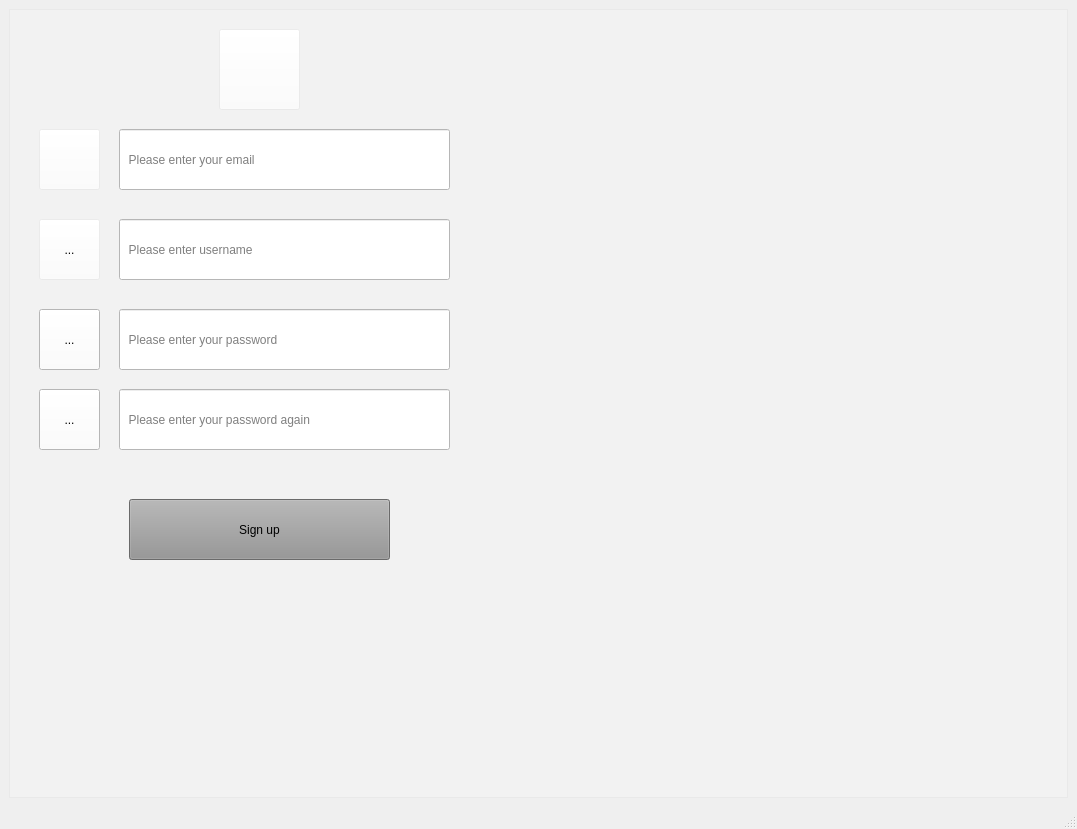
marina1518/faith, file signup1.ui: the form before one commit.
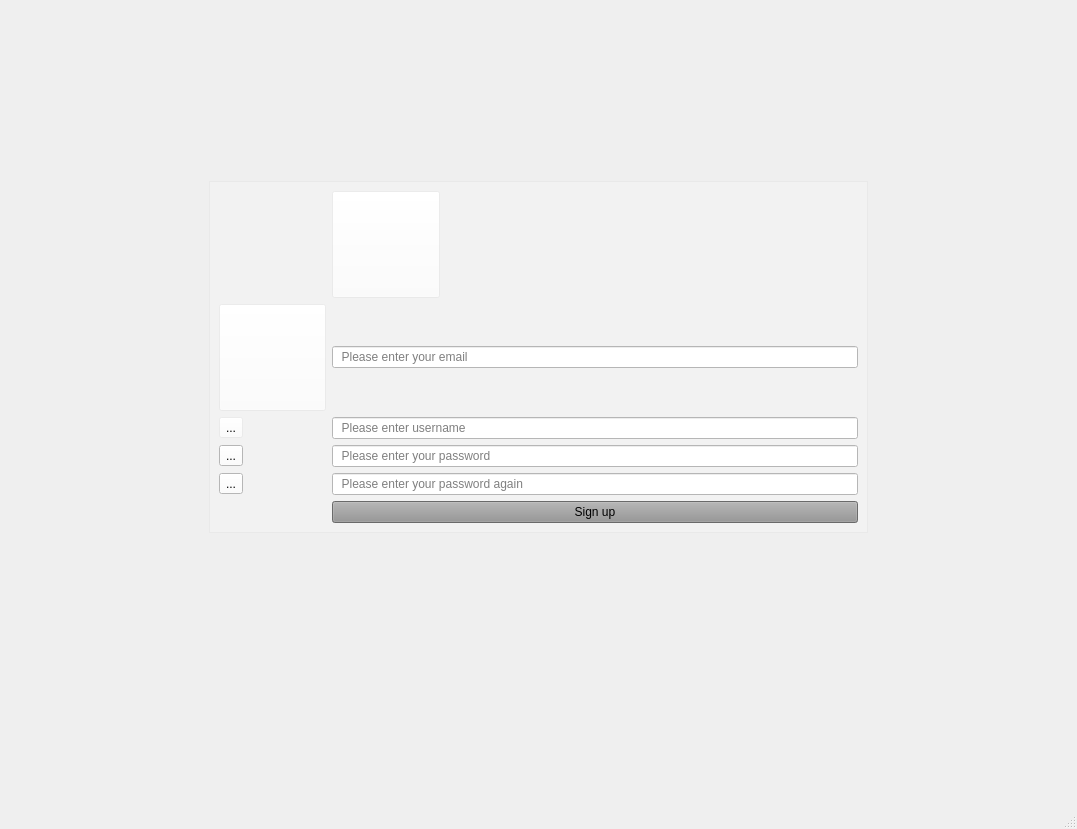
The form after the commit. Icons and pictures are not drawn.

```diff
--- a/signup1.ui
+++ b/signup1.ui
@@ -24,7 +24,151 @@
   </property>
   <widget class="QWidget" name="centralwidget">
    <layout class="QGridLayout" name="gridLayout">
-    <item row="0" column="0">
+    <item row="3" column="8">
+     <spacer name="horizontalSpacer_6">
+      <property name="orientation">
+       <enum>Qt::Horizontal</enum>
+      </property>
+      <property name="sizeType">
+       <enum>QSizePolicy::Fixed</enum>
+      </property>
+      <property name="sizeHint" stdset="0">
+       <size>
+        <width>40</width>
+        <height>20</height>
+       </size>
+      </property>
+     </spacer>
+    </item>
+    <item row="3" column="3">
+     <spacer name="horizontalSpacer_7">
+      <property name="orientation">
+       <enum>Qt::Horizontal</enum>
+      </property>
+      <property name="sizeType">
+       <enum>QSizePolicy::Fixed</enum>
+      </property>
+      <property name="sizeHint" stdset="0">
+       <size>
+        <width>40</width>
+        <height>20</height>
+       </size>
+      </property>
+     </spacer>
+    </item>
+    <item row="3" column="4">
+     <spacer name="horizontalSpacer_9">
+      <property name="orientation">
+       <enum>Qt::Horizontal</enum>
+      </property>
+      <property name="sizeType">
+       <enum>QSizePolicy::Fixed</enum>
+      </property>
+      <property name="sizeHint" stdset="0">
+       <size>
+        <width>40</width>
+        <height>20</height>
+       </size>
+      </property>
+     </spacer>
+    </item>
+    <item row="3" column="7">
+     <spacer name="horizontalSpacer_8">
+      <property name="orientation">
+       <enum>Qt::Horizontal</enum>
+      </property>
+      <property name="sizeType">
+       <enum>QSizePolicy::Fixed</enum>
+      </property>
+      <property name="sizeHint" stdset="0">
+       <size>
+        <width>40</width>
+        <height>20</height>
+       </size>
+      </property>
+     </spacer>
+    </item>
+    <item row="3" column="6">
+     <spacer name="horizontalSpacer_10">
+      <property name="orientation">
+       <enum>Qt::Horizontal</enum>
+      </property>
+      <property name="sizeType">
+       <enum>QSizePolicy::Fixed</enum>
+      </property>
+      <property name="sizeHint" stdset="0">
+       <size>
+        <width>40</width>
+        <height>20</height>
+       </size>
+      </property>
+     </spacer>
+    </item>
+    <item row="0" column="5">
+     <spacer name="verticalSpacer">
+      <property name="orientation">
+       <enum>Qt::Vertical</enum>
+      </property>
+      <property name="sizeType">
+       <enum>QSizePolicy::Fixed</enum>
+      </property>
+      <property name="sizeHint" stdset="0">
+       <size>
+        <width>20</width>
+        <height>40</height>
+       </size>
+      </property>
+     </spacer>
+    </item>
+    <item row="7" column="5">
+     <spacer name="verticalSpacer_2">
+      <property name="orientation">
+       <enum>Qt::Vertical</enum>
+      </property>
+      <property name="sizeType">
+       <enum>QSizePolicy::Fixed</enum>
+      </property>
+      <property name="sizeHint" stdset="0">
+       <size>
+        <width>20</width>
+        <height>40</height>
+       </size>
+      </property>
+     </spacer>
+    </item>
+    <item row="6" column="5">
+     <spacer name="verticalSpacer_4">
+      <property name="orientation">
+       <enum>Qt::Vertical</enum>
+      </property>
+      <property name="sizeType">
+       <enum>QSizePolicy::Fixed</enum>
+      </property>
+      <property name="sizeHint" stdset="0">
+       <size>
+        <width>20</width>
+        <height>40</height>
+       </size>
+      </property>
+     </spacer>
+    </item>
+    <item row="1" column="5">
+     <spacer name="verticalSpacer_3">
+      <property name="orientation">
+       <enum>Qt::Vertical</enum>
+      </property>
+      <property name="sizeType">
+       <enum>QSizePolicy::Fixed</enum>
+      </property>
+      <property name="sizeHint" stdset="0">
+       <size>
+        <width>20</width>
+        <height>40</height>
+       </size>
+      </property>
+     </spacer>
+    </item>
+    <item row="3" column="5">
      <widget class="QFrame" name="frame">
       <property name="styleSheet">
        <string notr="true">background:rgba(255,255,255,0.2);</string>
@@ -35,15 +179,77 @@
       <property name="frameShadow">
        <enum>QFrame::Raised</enum>
       </property>
+      <layout class="QGridLayout" name="gridLayout_2">
+       <item row="3" column="3">
+        <widget class="QLineEdit" name="lineEdit_3">
+         <property name="styleSheet">
+          <string notr="true">background:rgb(255, 255, 255);
+font: 75 10pt &quot;MS Shell Dlg 2&quot;;</string>
+         </property>
+         <property name="echoMode">
+          <enum>QLineEdit::Password</enum>
+         </property>
+         <property name="placeholderText">
+          <string>  Please enter your password</string>
+         </property>
+        </widget>
+       </item>
+       <item row="4" column="2">
+        <widget class="QToolButton" name="toolButton_4">
+         <property name="styleSheet">
+          <string notr="true">background:rgb(255, 255, 255);</string>
+         </property>
+         <property name="text">
+          <string>...</string>
+         </property>
+         <property name="icon">
+          <iconset resource="icons.qrc">
+           <normaloff>:/pass.png</normaloff>:/pass.png</iconset>
+         </property>
+         <property name="iconSize">
+          <size>
+           <width>60</width>
+           <height>70</height>
+          </size>
+         </property>
+        </widget>
+       </item>
+       <item row="0" column="3">
+        <widget class="QToolButton" name="toolButton_5">
+         <property name="text">
+          <string/>
+         </property>
+         <property name="icon">
+          <iconset resource="icons.qrc">
+           <normaloff>:/signup.jpg</normaloff>:/signup.jpg</iconset>
+         </property>
+         <property name="iconSize">
+          <size>
+           <width>100</width>
+           <height>100</height>
+          </size>
+         </property>
+        </widget>
+       </item>
+       <item row="1" column="2">
+        <widget class="QToolButton" name="toolButton">
+         <property name="text">
+          <string/>
+         </property>
+         <property name="icon">
+          <iconset resource="icons.qrc">
+           <normaloff>:/emai.png</normaloff>:/emai.png</iconset>
+         </property>
+         <property name="iconSize">
+          <size>
+           <width>99</width>
+           <height>100</height>
+          </size>
+         </property>
+        </widget>
+       </item>
+       <item row="1" column="3">
       <widget class="QLineEdit" name="lineEdit">
-       <property name="geometry">
-        <rect>
-         <x>110</x>
-         <y>120</y>
-         <width>331</width>
-         <height>61</height>
-        </rect>
-       </property>
        <property name="styleSheet">
         <string notr="true">background:rgb(255, 255, 255);
 font: 75 10pt &quot;MS Shell Dlg 2&quot;;</string>
@@ -52,15 +258,26 @@
         <string>  Please enter your email  </string>
        </property>
       </widget>
+       </item>
+       <item row="2" column="2">
+        <widget class="QToolButton" name="toolButton_2">
+         <property name="text">
+          <string>...</string>
+         </property>
+         <property name="icon">
+          <iconset resource="icons.qrc">
+           <normaloff>:/username.png</normaloff>:/username.png</iconset>
+         </property>
+         <property name="iconSize">
+          <size>
+           <width>60</width>
+           <height>60</height>
+          </size>
+         </property>
+        </widget>
+       </item>
+       <item row="2" column="3">
       <widget class="QLineEdit" name="lineEdit_2">
-       <property name="geometry">
-        <rect>
-         <x>110</x>
-         <y>210</y>
-         <width>331</width>
-         <height>61</height>
-        </rect>
-       </property>
        <property name="styleSheet">
         <string notr="true">background:rgb(255, 255, 255);
 font: 75 10pt &quot;MS Shell Dlg 2&quot;;</string>
@@ -69,35 +286,29 @@
         <string>  Please enter username</string>
        </property>
       </widget>
-      <widget class="QLineEdit" name="lineEdit_3">
-       <property name="geometry">
-        <rect>
-         <x>110</x>
-         <y>300</y>
-         <width>331</width>
-         <height>61</height>
-        </rect>
-       </property>
+       </item>
+       <item row="3" column="2">
+        <widget class="QToolButton" name="toolButton_3">
        <property name="styleSheet">
-        <string notr="true">background:rgb(255, 255, 255);
-font: 75 10pt &quot;MS Shell Dlg 2&quot;;</string>
-       </property>
-       <property name="echoMode">
-        <enum>QLineEdit::Password</enum>
-       </property>
-       <property name="placeholderText">
-        <string>  Please enter your password</string>
-       </property>
-      </widget>
+          <string notr="true">background:rgb(255, 255, 255);</string>
+         </property>
+         <property name="text">
+          <string>...</string>
+         </property>
+         <property name="icon">
+          <iconset resource="icons.qrc">
+           <normaloff>:/pass.png</normaloff>:/pass.png</iconset>
+         </property>
+         <property name="iconSize">
+          <size>
+           <width>60</width>
+           <height>70</height>
+          </size>
+         </property>
+        </widget>
+       </item>
+       <item row="4" column="3">
       <widget class="QLineEdit" name="lineEdit_4">
-       <property name="geometry">
-        <rect>
-         <x>110</x>
-         <y>380</y>
-         <width>331</width>
-         <height>61</height>
-        </rect>
-       </property>
        <property name="styleSheet">
         <string notr="true">background:rgb(255, 255, 255);
 font: 75 10pt &quot;MS Shell Dlg 2&quot;;</string>
@@ -109,15 +320,9 @@
         <string>  Please enter your password again  </string>
        </property>
       </widget>
+       </item>
+       <item row="5" column="3">
       <widget class="QPushButton" name="pushButton">
-       <property name="geometry">
-        <rect>
-         <x>120</x>
-         <y>490</y>
-         <width>261</width>
-         <height>61</height>
-        </rect>
-       </property>
        <property name="styleSheet">
         <string notr="true">background:rgb(148,148,148);
 font: 75 14pt &quot;MS Shell Dlg 2&quot;;</string>
@@ -126,128 +331,128 @@
         <string>Sign up</string>
        </property>
       </widget>
-      <widget class="QToolButton" name="toolButton">
-       <property name="geometry">
-        <rect>
-         <x>30</x>
-         <y>120</y>
-         <width>61</width>
-         <height>61</height>
-        </rect>
-       </property>
-       <property name="text">
-        <string/>
-       </property>
-       <property name="icon">
-        <iconset resource="icons.qrc">
-         <normaloff>:/emai.png</normaloff>:/emai.png</iconset>
-       </property>
-       <property name="iconSize">
+       </item>
+      </layout>
+     </widget>
+    </item>
+    <item row="3" column="9">
+     <spacer name="horizontalSpacer_5">
+      <property name="orientation">
+       <enum>Qt::Horizontal</enum>
+      </property>
+      <property name="sizeType">
+       <enum>QSizePolicy::Fixed</enum>
+      </property>
+      <property name="sizeHint" stdset="0">
         <size>
-         <width>99</width>
-         <height>100</height>
-        </size>
-       </property>
-      </widget>
-      <widget class="QToolButton" name="toolButton_2">
-       <property name="geometry">
-        <rect>
-         <x>30</x>
-         <y>210</y>
-         <width>61</width>
-         <height>61</height>
-        </rect>
-       </property>
-       <property name="text">
-        <string>...</string>
-       </property>
-       <property name="icon">
-        <iconset resource="icons.qrc">
-         <normaloff>:/username.png</normaloff>:/username.png</iconset>
-       </property>
-       <property name="iconSize">
+        <width>40</width>
+        <height>20</height>
+       </size>
+      </property>
+     </spacer>
+    </item>
+    <item row="3" column="1">
+     <spacer name="horizontalSpacer_3">
+      <property name="orientation">
+       <enum>Qt::Horizontal</enum>
+      </property>
+      <property name="sizeType">
+       <enum>QSizePolicy::Fixed</enum>
+      </property>
+      <property name="sizeHint" stdset="0">
         <size>
-         <width>60</width>
-         <height>60</height>
-        </size>
-       </property>
-      </widget>
-      <widget class="QToolButton" name="toolButton_3">
-       <property name="geometry">
-        <rect>
-         <x>30</x>
-         <y>300</y>
-         <width>61</width>
-         <height>61</height>
-        </rect>
-       </property>
-       <property name="styleSheet">
-        <string notr="true">background:rgb(255, 255, 255);</string>
-       </property>
-       <property name="text">
-        <string>...</string>
-       </property>
-       <property name="icon">
-        <iconset resource="icons.qrc">
-         <normaloff>:/pass.png</normaloff>:/pass.png</iconset>
-       </property>
-       <property name="iconSize">
+        <width>40</width>
+        <height>20</height>
+       </size>
+      </property>
+     </spacer>
+    </item>
+    <item row="3" column="2">
+     <spacer name="horizontalSpacer_4">
+      <property name="orientation">
+       <enum>Qt::Horizontal</enum>
+      </property>
+      <property name="sizeType">
+       <enum>QSizePolicy::Fixed</enum>
+      </property>
+      <property name="sizeHint" stdset="0">
+       <size>
+        <width>40</width>
+        <height>20</height>
+       </size>
+      </property>
+     </spacer>
+    </item>
+    <item row="3" column="0">
+     <spacer name="horizontalSpacer">
+      <property name="orientation">
+       <enum>Qt::Horizontal</enum>
+      </property>
+      <property name="sizeType">
+       <enum>QSizePolicy::Fixed</enum>
+      </property>
+      <property name="sizeHint" stdset="0">
         <size>
-         <width>60</width>
-         <height>70</height>
-        </size>
-       </property>
-      </widget>
-      <widget class="QToolButton" name="toolButton_4">
-       <property name="geometry">
-        <rect>
-         <x>30</x>
-         <y>380</y>
-         <width>61</width>
-         <height>61</height>
-        </rect>
-       </property>
-       <property name="styleSheet">
-        <string notr="true">background:rgb(255, 255, 255);</string>
-       </property>
-       <property name="text">
-        <string>...</string>
-       </property>
-       <property name="icon">
-        <iconset resource="icons.qrc">
-         <normaloff>:/pass.png</normaloff>:/pass.png</iconset>
-       </property>
-       <property name="iconSize">
+        <width>40</width>
+        <height>20</height>
+       </size>
+      </property>
+     </spacer>
+    </item>
+    <item row="3" column="10">
+     <spacer name="horizontalSpacer_2">
+      <property name="orientation">
+       <enum>Qt::Horizontal</enum>
+      </property>
+      <property name="sizeType">
+       <enum>QSizePolicy::Fixed</enum>
+      </property>
+      <property name="sizeHint" stdset="0">
+       <size>
+        <width>40</width>
+        <height>20</height>
+       </size>
+      </property>
+     </spacer>
+    </item>
+    <item row="5" column="5">
+     <spacer name="verticalSpacer_5">
+      <property name="orientation">
+       <enum>Qt::Vertical</enum>
+      </property>
+      <property name="sizeHint" stdset="0">
         <size>
-         <width>60</width>
-         <height>70</height>
-        </size>
-       </property>
-      </widget>
-      <widget class="QToolButton" name="toolButton_5">
-       <property name="geometry">
-        <rect>
-         <x>210</x>
-         <y>20</y>
-         <width>81</width>
-         <height>81</height>
-        </rect>
-       </property>
-       <property name="text">
-        <string/>
-       </property>
-       <property name="icon">
-        <iconset resource="icons.qrc">
-         <normaloff>:/signup.jpg</normaloff>:/signup.jpg</iconset>
-       </property>
-       <property name="iconSize">
+        <width>20</width>
+        <height>40</height>
+       </size>
+      </property>
+     </spacer>
+    </item>
+    <item row="2" column="5">
+     <spacer name="verticalSpacer_6">
+      <property name="orientation">
+       <enum>Qt::Vertical</enum>
+      </property>
+      <property name="sizeHint" stdset="0">
+       <size>
+        <width>20</width>
+        <height>40</height>
+       </size>
+      </property>
+     </spacer>
+    </item>
+    <item row="4" column="5">
+     <spacer name="verticalSpacer_7">
+      <property name="orientation">
+       <enum>Qt::Vertical</enum>
+      </property>
+      <property name="sizeHint" stdset="0">
         <size>
-         <width>100</width>
-         <height>100</height>
-        </size>
-       </property>
-      </widget>
-     </widget>
+        <width>20</width>
+        <height>40</height>
+       </size>
+      </property>
+     </spacer>
     </item>
    </layout>
   </widget>
```
Lines whose indentation alone changed are shown as unchanged.
